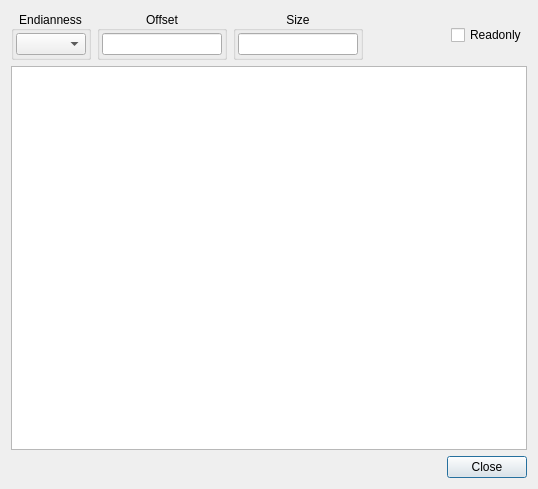
The window that dialogdatainspector.ui (horsicq/FormatDialogs) describes before a commit, drawn with Qt 5.
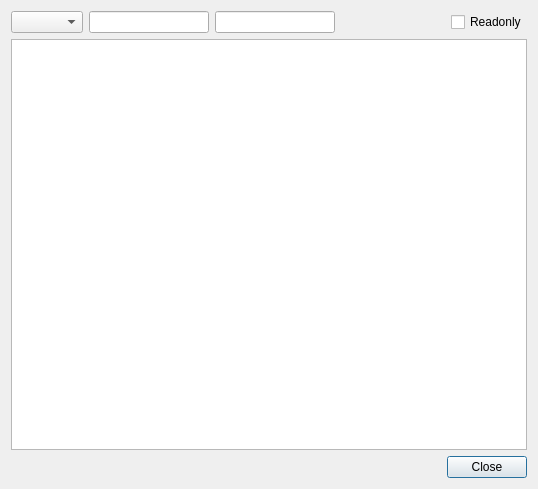
The same window after the commit. Custom widgets are drawn as their Qt base class.

The edit to the form file:
```diff
--- a/dialogdatainspector.ui
+++ b/dialogdatainspector.ui
@@ -23,59 +23,8 @@
    <item>
     <layout class="QHBoxLayout" name="horizontalLayout_2">
      <item>
-      <widget class="QGroupBox" name="groupBoxEndianness">
-       <property name="maximumSize">
-        <size>
-         <width>80</width>
-         <height>16777215</height>
-        </size>
-       </property>
-       <property name="title">
-        <string>Endianness</string>
-       </property>
-       <property name="alignment">
-        <set>Qt::AlignCenter</set>
-       </property>
-       <layout class="QVBoxLayout" name="verticalLayout_10">
-        <property name="leftMargin">
-         <number>2</number>
-        </property>
-        <property name="topMargin">
-         <number>2</number>
-        </property>
-        <property name="rightMargin">
-         <number>2</number>
-        </property>
-        <property name="bottomMargin">
-         <number>2</number>
-        </property>
-        <item>
          <widget class="QComboBox" name="comboBoxEndianness"/>
         </item>
-       </layout>
-      </widget>
-     </item>
-     <item>
-      <widget class="QGroupBox" name="groupBoxOffset">
-       <property name="title">
-        <string>Offset</string>
-       </property>
-       <property name="alignment">
-        <set>Qt::AlignCenter</set>
-       </property>
-       <layout class="QVBoxLayout" name="verticalLayout_11">
-        <property name="leftMargin">
-         <number>2</number>
-        </property>
-        <property name="topMargin">
-         <number>2</number>
-        </property>
-        <property name="rightMargin">
-         <number>2</number>
-        </property>
-        <property name="bottomMargin">
-         <number>2</number>
-        </property>
         <item>
          <widget class="XLineEditHEX" name="lineEditOffset">
           <property name="minimumSize">
@@ -86,30 +35,6 @@
           </property>
          </widget>
         </item>
-       </layout>
-      </widget>
-     </item>
-     <item>
-      <widget class="QGroupBox" name="groupBoxESize">
-       <property name="title">
-        <string>Size</string>
-       </property>
-       <property name="alignment">
-        <set>Qt::AlignCenter</set>
-       </property>
-       <layout class="QVBoxLayout" name="verticalLayout_12">
-        <property name="leftMargin">
-         <number>2</number>
-        </property>
-        <property name="topMargin">
-         <number>2</number>
-        </property>
-        <property name="rightMargin">
-         <number>2</number>
-        </property>
-        <property name="bottomMargin">
-         <number>2</number>
-        </property>
         <item>
          <widget class="XLineEditHEX" name="lineEditSize">
           <property name="minimumSize">
@@ -118,9 +43,6 @@
             <height>0</height>
            </size>
           </property>
-         </widget>
-        </item>
-       </layout>
       </widget>
      </item>
      <item>
```
Lines whose indentation alone changed are shown as unchanged.
